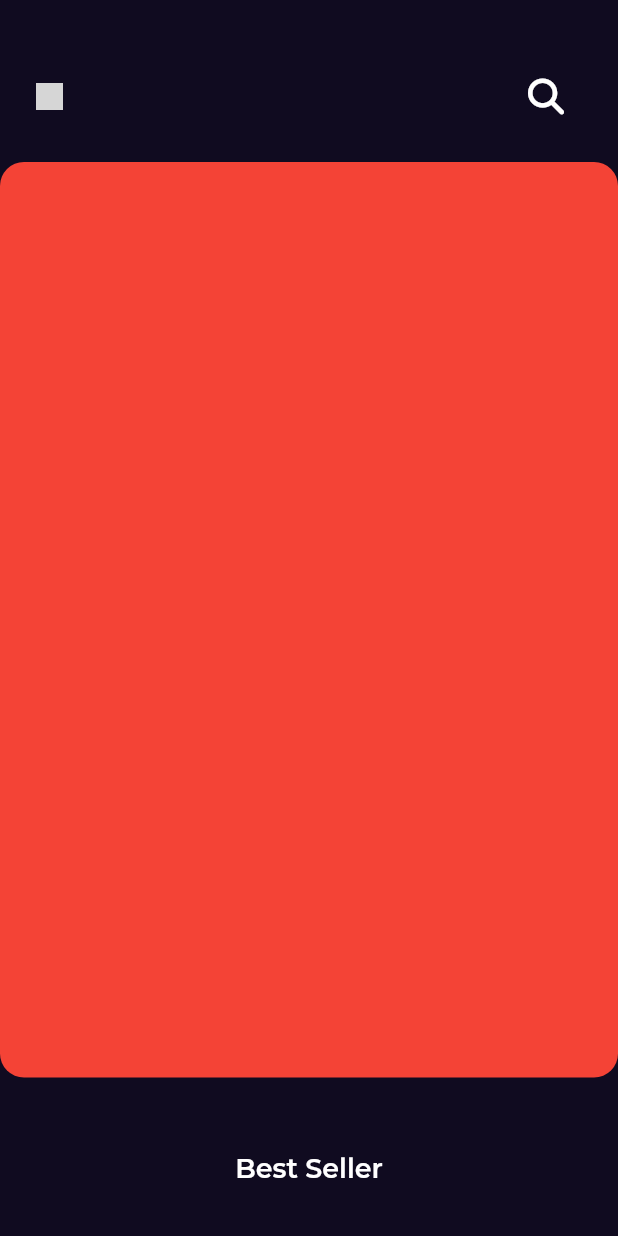
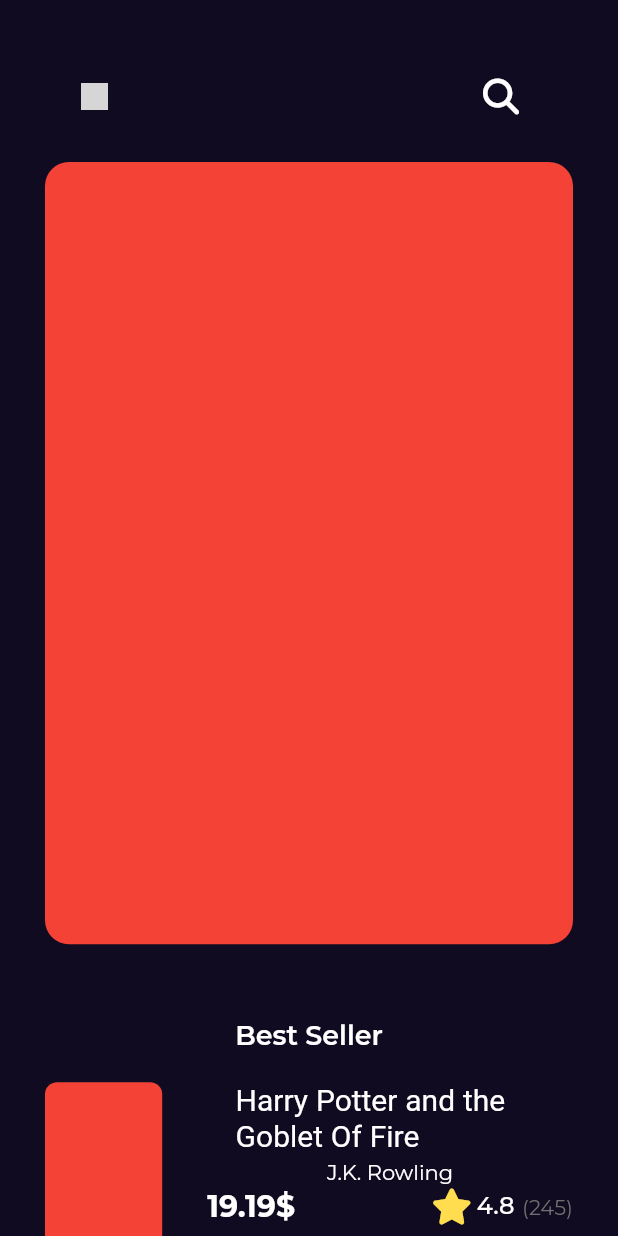
Before and after one commit to EMADOMARAH/bookly, a Flutter app: the screen it shows after launch, on a phone screen of 412 x 824 dp. Run offline on Flutter 3.47's test engine with Material 2 defaults, Android fonts, the phone set to English and light mode, and no system bars; our stand-ins replace font_awesome_flutter, get, google_fonts; grey boxes are pictures that could not be loaded.

Commit message:
best seller item done

```diff
--- a/lib/core/utils/styles.dart
+++ b/lib/core/utils/styles.dart
@@ -3,7 +3,7 @@ import 'package:flutter/material.dart';
 
 abstract class Styles {
   static const textStyle18 = TextStyle(fontSize: 18, fontWeight: FontWeight.w600);
-  static const textStyle20 = TextStyle(fontSize: 20, fontWeight: FontWeight.normal, fontFamily: KGtSectraFine);
+  static const textStyle20 = TextStyle(fontSize: 20, fontWeight: FontWeight.normal);
   static const textStyle14 = TextStyle(fontSize: 14, fontWeight: FontWeight.normal);
   static const textStyle16 = TextStyle(fontSize: 16, fontWeight: FontWeight.w500);
   static const textStyle30 = TextStyle(fontSize: 30, fontWeight: FontWeight.normal, fontFamily: KGtSectraFine);
--- /dev/null
+++ b/lib/features/home/presentation/views/widget/best_seller_list_view_item.dart
@@ -0,0 +1,60 @@
+import 'package:flutter/material.dart';
+import 'package:font_awesome_flutter/font_awesome_flutter.dart';
+
+import '../../../../../core/constants.dart';
+import '../../../../../core/utils/assets.dart';
+import '../../../../../core/utils/styles.dart';
+import 'book_rating.dart';
+
+class BestSellerListViewItem extends StatelessWidget {
+  const BestSellerListViewItem({Key? key}) : super(key: key);
+
+  @override
+  Widget build(BuildContext context) {
+    return SizedBox(
+      height: 125,
+      child: Row(
+        children: [
+          AspectRatio(
+            aspectRatio: 2.5 / 4,
+            child: Container(
+              decoration: BoxDecoration(
+                borderRadius: BorderRadius.circular(8),
+                color: Colors.red,
+                image: const DecorationImage(fit: BoxFit.fill, image: AssetImage(AssetsHelper.logo)),
+              ),
+            ),
+          ),
+          const SizedBox(
+            width: 30,
+          ),
+          Expanded(
+            child: Column(
+              children: [
+                SizedBox(
+                    width: MediaQuery.of(context).size.width * 0.5,
+                    child: Text(
+                      'Harry Potter and the Goblet Of Fire',
+                      style: Styles.textStyle20.copyWith( fontFamily: KGtSectraFine),
+                      maxLines: 2,
+                      overflow: TextOverflow.clip,
+                    )),
+                const SizedBox(height: 3,),
+                const Text('J.K. Rowling' ,
+                  style: Styles.textStyle14,
+                ),
+                const SizedBox(height: 3,),
+                Row(children: [
+                  Text('19.19\$' ,
+                    style: Styles.textStyle20.copyWith(fontWeight: FontWeight.bold),) ,
+                  const Spacer(),
+                  const BookRating()
+                ],)
+              ],
+            ),
+          )
+        ],
+      ),
+    );
+  }
+}
--- /dev/null
+++ b/lib/features/home/presentation/views/widget/book_rating.dart
@@ -0,0 +1,26 @@
+import 'package:flutter/material.dart';
+import 'package:font_awesome_flutter/font_awesome_flutter.dart';
+
+import '../../../../../core/utils/styles.dart';
+
+class BookRating extends StatelessWidget {
+  const BookRating({Key? key}) : super(key: key);
+
+  @override
+  Widget build(BuildContext context) {
+    return Row(
+      children:  [
+        const Icon(
+            FontAwesomeIcons.solidStar,
+            color:Color(0xffFFDD4F)
+        ),
+        const SizedBox( width: 6.3,),
+        const Text('4.8',
+          style: Styles.textStyle16,),
+        const SizedBox( width: 5,),
+        Text('(245)' ,
+          style: Styles.textStyle14.copyWith(color: const Color(0xff707070)),)
+      ],
+    );
+  }
+}
--- a/lib/features/home/presentation/views/widget/featured_list_view_item.dart
+++ b/lib/features/home/presentation/views/widget/featured_list_view_item.dart
@@ -1,5 +1,7 @@
 import 'package:flutter/material.dart';
+import 'package:font_awesome_flutter/font_awesome_flutter.dart';
 import '../../../../../core/utils/assets.dart';
+import '../../../../../core/utils/styles.dart';
 
 class FeaturedListViewItem extends StatelessWidget {
   const FeaturedListViewItem({Key? key}) : super(key: key);
--- a/lib/features/home/presentation/views/widget/home_view_body.dart
+++ b/lib/features/home/presentation/views/widget/home_view_body.dart
@@ -1,7 +1,10 @@
+import 'package:bookly/core/constants.dart';
 import 'package:bookly/core/utils/assets.dart';
 import 'package:bookly/core/utils/styles.dart';
 import 'package:bookly/features/home/presentation/views/widget/featured_list_view_item.dart';
 import 'package:flutter/material.dart';
+import 'package:font_awesome_flutter/font_awesome_flutter.dart';
+import 'best_seller_list_view_item.dart';
 import 'custom_app_bar.dart';
 
 class HomeViewBody extends StatelessWidget {
@@ -9,43 +12,23 @@ class HomeViewBody extends StatelessWidget {
 
   @override
   Widget build(BuildContext context) {
-    return Column(
-      children: const [
-        CustomAppBar(),
-        FeaturedListViewItem(),
-        SizedBox(height: 50,),
-        Text('Best Seller' , style: Styles.textStyle18,)
-
-      ],
-    );
-  }
-}
-
-
-class BestSellerListViewItem extends StatelessWidget {
-  const BestSellerListViewItem({Key? key}) : super(key: key);
-
-  @override
-  Widget build(BuildContext context) {
-    return SizedBox(
-      height: 125,
-      child: Row(
-        children: [
-          AspectRatio(
-              aspectRatio: 2.5 / 4,
-            child: Container(
-              decoration: BoxDecoration(
-                borderRadius: BorderRadius.circular(8),
-                color: Colors.red,
-                image: const DecorationImage(
-                    fit: BoxFit.fill,
-                    image: AssetImage(AssetsHelper.logo)
-                ),
-              ),
-            ),
-
+    return Padding(
+      padding: const EdgeInsets.symmetric(horizontal: 30.0),
+      child: Column(
+        children: const [
+          CustomAppBar(),
+          FeaturedListViewItem(),
+          SizedBox(
+            height: 50,
           ),
-
+          Text(
+            'Best Seller',
+            style: Styles.textStyle18,
+          ),
+          SizedBox(
+            height: 20,
+          ),
+          BestSellerListViewItem(),
         ],
       ),
     );
```
